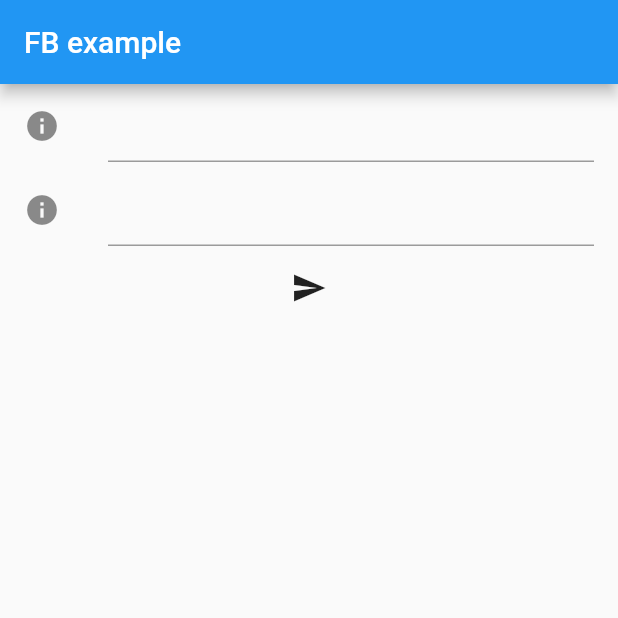
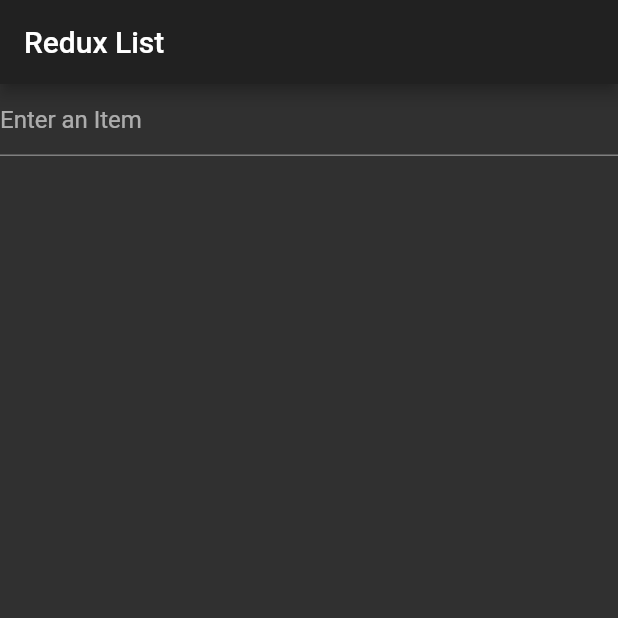
Before and after one commit to itcloudy/chat_app, a Flutter app: the screen it shows after launch, on a phone screen of 412 x 824 dp, the top half of it. Run offline on Flutter 3.47's test engine with Material 2 defaults, Android fonts, the phone set to English and light mode, and no system bars; drawn by our look-alikes of firebase_database; our stand-ins replace flutter_redux, redux.

Commit message:
Building a List in Redux with Dart's Flutter Framework

```diff
--- a/lib/main.dart
+++ b/lib/main.dart
@@ -2,161 +2,112 @@
 // Use of this source code is governed by a MIT style
 // license that can be found in the LICENSE file.
 import 'package:flutter/material.dart';
-import 'package:firebase_core/firebase_core.dart';
-import 'package:firebase_database/ui/firebase_animated_list.dart';
-import 'package:firebase_database/firebase_database.dart';
+import 'package:redux/redux.dart';
+import 'package:flutter_redux/flutter_redux.dart';
 
 
+class ListState{
+  final List<String> items;
+  ListState({this.items});
+  ListState.initialState(): items = [];
+}
+
+class AddAction{
+  final String input;
+  AddAction({this.input});
+}
+ListState reducer(ListState state,action){
+  if (action is AddAction){
+    return ListState(
+      items: []
+          ..addAll(state.items)
+          ..add(action.input)
+    );
+  }
+  return ListState(items: state.items);
+}
 
 void main() => runApp(MyApp());
 
-class MyApp extends StatelessWidget {
-  @override
-  Widget build(BuildContext context) {
-    return MaterialApp(
-      title: "Firebase Example",
-      theme: ThemeData.light(),
-      home: Home(),
-    );
-  }
-}
+class MyApp extends StatelessWidget{
 
-class Home extends StatefulWidget {
-  @override
-  _HomeState createState() => _HomeState();
-}
-
-class _HomeState extends State<Home> {
-  List<Item> items = List();
-  Item item;
-  DatabaseReference itemRef;
-  final GlobalKey<FormState> formKey = GlobalKey<FormState>();
-    FirebaseApp app;
-
-  Future<Null> _config() async{
-    app = await FirebaseApp.configure(
-        name: "FB Example",
-        options: FirebaseOptions(
-        googleAppID: '1:399856698961:android:154df6fc28c64ab9',
-        apiKey: 'AIzaSyA4yL1XLju0n6QEu0PHEU6HKwOuIC-MkZ8',
-        databaseURL: 'https://example-5506e.firebaseio.com'
-    ));
-  }
-
-  @override
-  void initState() {
-    super.initState();
-    item = Item("", "");
-    _config();
-    final FirebaseDatabase database = FirebaseDatabase(app: app);
-    itemRef = database.reference().child('items');
-    itemRef.onChildAdded.listen(_onEntryAdded);
-    itemRef.onChildChanged.listen(_onEntryChanged);
-  }
-
-  _onEntryAdded(Event event) {
-    setState(() {
-      items.add(Item.fromSnapshot(event.snapshot));
-    });
-  }
-
-  _onEntryChanged(Event event) {
-    var old = items.singleWhere((entry) {
-      return entry.key == event.snapshot.key;
-    });
-    setState(() {
-      items[items.indexOf(old)] = Item.fromSnapshot(event.snapshot);
-    });
-  }
-
-  void handleSubmit() {
-    final FormState formState = formKey.currentState;
-    if (formState.validate()) {
-      formState.save();
-      formState.reset();
-      itemRef.push().set(item.toJson());
-    }
-  }
+  final store = Store<ListState>(reducer,initialState: ListState.initialState());
 
   @override
   Widget build(BuildContext context) {
-    return Scaffold(
-      appBar: AppBar(
-        title: Text("FB example"),
-      ),
-      resizeToAvoidBottomPadding: false,
-      body: Column(
-        children: <Widget>[
-          Flexible(
-            flex: 0,
-            child: Center(
-              child: Form(
-                key: formKey,
-                child: Flex(
-                  direction: Axis.vertical,
-                  children: <Widget>[
-                    ListTile(
-                      leading: Icon(Icons.info),
-                      title: TextFormField(
-                        initialValue: "",
-                        onSaved: (val) => item.title = val,
-                        validator: (val) => val == "" ? val : null,
-                      ),
-                    ),
-                    ListTile(
-                      leading: Icon(Icons.info),
-                      title: TextFormField(
-                        initialValue: '',
-                        onSaved: (val) => item.body = val,
-                        validator: (val) => val == "" ? val : null,
-                      ),
-                    ),
-                    IconButton(
-                      icon: Icon(Icons.send),
-                      onPressed: () {
-                        handleSubmit();
-                      },
-                    ),
-                  ],
-                ),
-              ),
-            ),
-          ),
-          Flexible(
-            child: FirebaseAnimatedList(
-              query: itemRef,
-              itemBuilder: (BuildContext context, DataSnapshot snapshot,
-                  Animation<double> animation, int index) {
-                return ListTile(
-                  leading: Icon(Icons.message),
-                  title: Text(items[index].title),
-                  subtitle: Text(items[index].body),
-                );
-              },
-            ),
-          ),
-        ],
+    return StoreProvider<ListState>(
+      store: store,
+      child: MaterialApp(
+        title: "Redux List App",
+        theme: ThemeData.dark(),
+        home: Home(),
       ),
     );
   }
 }
 
-class Item {
-  String key;
-  String title;
-  String body;
-
-  Item(this.title, this.body);
-
-  Item.fromSnapshot(DataSnapshot snapshot)
-      : key = snapshot.key,
-        title = snapshot.value['title'],
-        body = snapshot.value['body'];
-
-  toJson() {
-    return {
-      'title': title,
-      'body': body,
-    };
+class Home extends StatelessWidget {
+  @override
+  Widget build(BuildContext context) {
+    return Scaffold(
+      appBar: AppBar(
+        title: Text("Redux List"),
+      ),
+      body: Center(
+        child: Column(
+          children: <Widget>[
+            ListInput(),
+            ViewList(),
+          ],
+        ),
+      ),
+    );
   }
 }
+
+typedef AddItem(String text);
+
+class _ViewModel{
+  final AddItem addItemToList;
+  _ViewModel({this.addItemToList});
+
+}
+
+class ListInput extends StatefulWidget {
+  @override
+  _ListInputState createState() => _ListInputState();
+}
+
+class _ListInputState extends State<ListInput> {
+  final TextEditingController controller = TextEditingController();
+  @override
+  Widget build(BuildContext context) {
+    return StoreConnector<ListState,_ViewModel>(
+      converter: (store)=>_ViewModel(
+        addItemToList: (inputText) => store.dispatch(AddAction(input: inputText))
+      ),
+      builder: (context,viewModel){
+         return TextField(
+          decoration: InputDecoration(hintText: "Enter an Item"),
+          controller: controller,
+          onSubmitted: (text){
+            viewModel.addItemToList(text);
+            controller.text = '';
+          },
+        );
+      },
+    );
+  }
+}
+
+class ViewList extends StatelessWidget {
+  @override
+  Widget build(BuildContext context) {
+    return StoreConnector<ListState,List<String>>(
+      converter: (store)=> store.state.items,
+      builder: (context,items)=> Column(
+        children: items.map((i)=>ListTile(title: Text(i))).toList(),
+      ),
+    );
+  }
+}
--- a/pubspec.yaml
+++ b/pubspec.yaml
@@ -27,8 +27,8 @@ dependencies:
   flutter_webview_plugin: ^0.3.0
   rxdart: ^0.20.0
   sqflite: any
-  firebase_database: ^0.4.1
-  firebase_core: any
+#  firebase_database: ^0.4.1
+#  firebase_core: any
 
 
 dev_dependencies:
```
